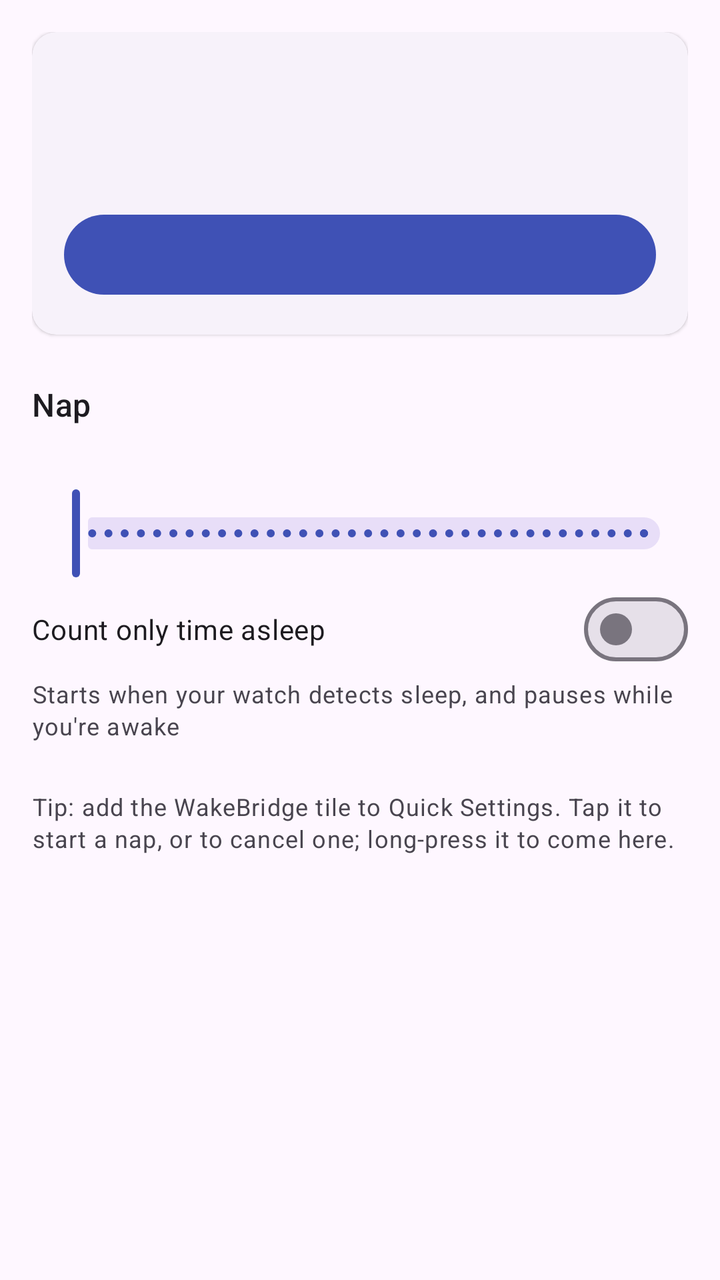
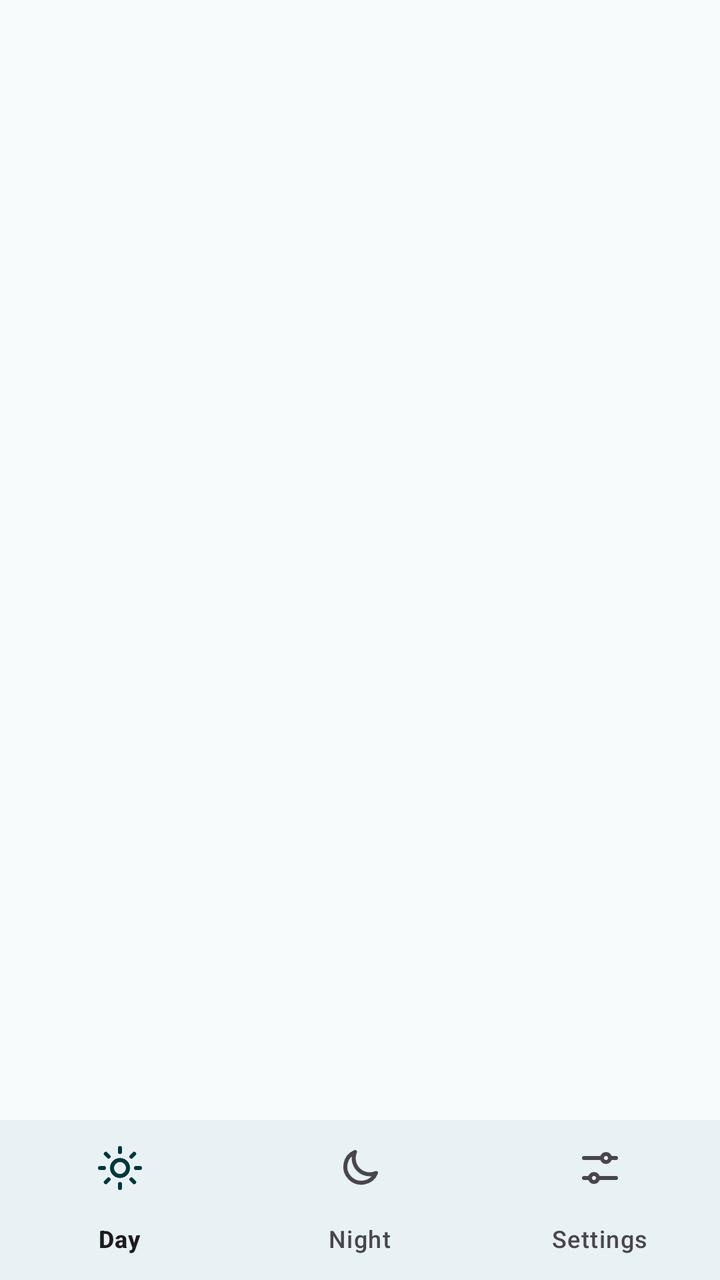

Screens rendered from an Android XML layout before and after an edit, with the pre-edit source and the edit as a unified diff.
<!-- AndroidManifest.xml: application theme Theme.WakeBridge -->
<!-- res/layout/activity_main.xml -->
<?xml version="1.0" encoding="utf-8"?>
<ScrollView xmlns:android="http://schemas.android.com/apk/res/android"
    xmlns:app="http://schemas.android.com/apk/res-auto"
    android:layout_width="match_parent"
    android:layout_height="match_parent">

    <LinearLayout
        android:layout_width="match_parent"
        android:layout_height="wrap_content"
        android:orientation="vertical"
        android:padding="16dp">

        <com.google.android.material.card.MaterialCardView
            android:id="@+id/setup_card"
            style="?attr/materialCardViewFilledStyle"
            android:layout_width="match_parent"
            android:layout_height="wrap_content"
            android:layout_marginBottom="16dp"
            android:visibility="gone">

            <LinearLayout
                android:layout_width="match_parent"
                android:layout_height="wrap_content"
                android:orientation="vertical"
                android:padding="16dp">

                <TextView
                    android:layout_width="wrap_content"
                    android:layout_height="wrap_content"
                    android:text="@string/setup_needed"
                    android:textAppearance="?attr/textAppearanceBodyLarge" />

                <Button
                    android:id="@+id/setup_button"
                    style="?attr/materialButtonOutlinedStyle"
                    android:layout_width="wrap_content"
                    android:layout_height="wrap_content"
                    android:layout_marginTop="8dp"
                    android:text="@string/setup_title" />
            </LinearLayout>
        </com.google.android.material.card.MaterialCardView>

        <com.google.android.material.card.MaterialCardView
            style="?attr/materialCardViewElevatedStyle"
            android:layout_width="match_parent"
            android:layout_height="wrap_content">

            <LinearLayout
                android:layout_width="match_parent"
                android:layout_height="wrap_content"
                android:orientation="vertical"
                android:padding="16dp">

                <TextView
                    android:id="@+id/status"
                    android:layout_width="wrap_content"
                    android:layout_height="wrap_content"
                    android:textAppearance="?attr/textAppearanceHeadlineSmall" />

                <TextView
                    android:id="@+id/status_details"
                    android:layout_width="wrap_content"
                    android:layout_height="wrap_content"
                    android:layout_marginTop="4dp"
                    android:textAppearance="?attr/textAppearanceBodyMedium" />

                <Button
                    android:id="@+id/start_stop"
                    android:layout_width="match_parent"
                    android:layout_height="wrap_content"
                    android:layout_marginTop="16dp" />
            </LinearLayout>
        </com.google.android.material.card.MaterialCardView>

        <TextView
            android:layout_width="wrap_content"
            android:layout_height="wrap_content"
            android:layout_marginTop="24dp"
            android:text="@string/nap_section"
            android:textAppearance="?attr/textAppearanceTitleMedium" />

        <TextView
            android:id="@+id/nap_length"
            android:layout_width="wrap_content"
            android:layout_height="wrap_content"
            android:layout_marginTop="8dp"
            android:textAppearance="?attr/textAppearanceBodyLarge" />

        <com.google.android.material.slider.Slider
            android:id="@+id/nap_slider"
            android:layout_width="match_parent"
            android:layout_height="wrap_content"
            android:contentDescription="@string/nap_length_description"
            android:stepSize="5"
            android:valueFrom="5"
            android:valueTo="180"
            app:labelBehavior="gone" />

        <com.google.android.material.materialswitch.MaterialSwitch
            android:id="@+id/nap_sleep_only"
            android:layout_width="match_parent"
            android:layout_height="wrap_content"
            android:text="@string/sleep_only_title" />

        <TextView
            android:layout_width="wrap_content"
            android:layout_height="wrap_content"
            android:text="@string/sleep_only_summary"
            android:textAppearance="?attr/textAppearanceBodySmall" />

        <TextView
            android:layout_width="wrap_content"
            android:layout_height="wrap_content"
            android:layout_marginTop="24dp"
            android:text="@string/tile_hint"
            android:textAppearance="?attr/textAppearanceBodySmall" />
    </LinearLayout>
</ScrollView>
<!-- resources referenced by this layout -->
<resources>
  <string name="nap_length_description">Nap length in minutes</string>
  <string name="nap_section">Nap</string>
  <string name="setup_needed">WakeBridge needs a few settings in Gadgetbridge before it can work.</string>
  <string name="setup_title">Setup and info</string>
  <string name="sleep_only_summary">Starts when your watch detects sleep, and pauses while you\'re awake</string>
  <string name="sleep_only_title">Count only time asleep</string>
  <string name="tile_hint">Tip: add the WakeBridge tile to Quick Settings. Tap it to start a nap, or to cancel one; long-press it to come here.</string>
  <style name="Theme.WakeBridge" parent="Theme.Material3.DayNight">
          <item name="colorPrimary">@color/primary</item>
          <item name="colorOnPrimary">@color/on_primary</item>
      </style>
  <color name="primary">#3F51B5</color>
  <color name="on_primary">#FFFFFF</color>
</resources>

<!-- the commit's change to res/layout/activity_main.xml (unified diff, before → after) -->
@@ -1,118 +1,22 @@
 <?xml version="1.0" encoding="utf-8"?>
-<ScrollView xmlns:android="http://schemas.android.com/apk/res/android"
-    xmlns:app="http://schemas.android.com/apk/res-auto"
+<LinearLayout xmlns:android="http://schemas.android.com/apk/res/android"
     android:layout_width="match_parent"
-    android:layout_height="match_parent">
+    android:layout_height="match_parent"
+    android:orientation="vertical">
 
-    <LinearLayout
+    <FrameLayout
+        android:id="@+id/content"
+        android:layout_width="match_parent"
+        android:layout_height="0dp"
+        android:layout_weight="1" />
+
+    <com.google.android.material.bottomnavigation.BottomNavigationView
+        android:id="@+id/bottom_nav"
         android:layout_width="match_parent"
         android:layout_height="wrap_content"
-        android:orientation="vertical"
-        android:padding="16dp">
-
-        <com.google.android.material.card.MaterialCardView
-            android:id="@+id/setup_card"
-            style="?attr/materialCardViewFilledStyle"
-            android:layout_width="match_parent"
-            android:layout_height="wrap_content"
-            android:layout_marginBottom="16dp"
-            android:visibility="gone">
-
-            <LinearLayout
-                android:layout_width="match_parent"
-                android:layout_height="wrap_content"
-                android:orientation="vertical"
-                android:padding="16dp">
-
-                <TextView
-                    android:layout_width="wrap_content"
-                    android:layout_height="wrap_content"
-                    android:text="@string/setup_needed"
-                    android:textAppearance="?attr/textAppearanceBodyLarge" />
-
-                <Button
-                    android:id="@+id/setup_button"
-                    style="?attr/materialButtonOutlinedStyle"
-                    android:layout_width="wrap_content"
-                    android:layout_height="wrap_content"
-                    android:layout_marginTop="8dp"
-                    android:text="@string/setup_title" />
-            </LinearLayout>
-        </com.google.android.material.card.MaterialCardView>
-
-        <com.google.android.material.card.MaterialCardView
-            style="?attr/materialCardViewElevatedStyle"
-            android:layout_width="match_parent"
-            android:layout_height="wrap_content">
-
-            <LinearLayout
-                android:layout_width="match_parent"
-                android:layout_height="wrap_content"
-                android:orientation="vertical"
-                android:padding="16dp">
-
-                <TextView
-                    android:id="@+id/status"
-                    android:layout_width="wrap_content"
-                    android:layout_height="wrap_content"
-                    android:textAppearance="?attr/textAppearanceHeadlineSmall" />
-
-                <TextView
-                    android:id="@+id/status_details"
-                    android:layout_width="wrap_content"
-                    android:layout_height="wrap_content"
-                    android:layout_marginTop="4dp"
-                    android:textAppearance="?attr/textAppearanceBodyMedium" />
-
-                <Button
-                    android:id="@+id/start_stop"
-                    android:layout_width="match_parent"
-                    android:layout_height="wrap_content"
-                    android:layout_marginTop="16dp" />
-            </LinearLayout>
-        </com.google.android.material.card.MaterialCardView>
-
-        <TextView
-            android:layout_width="wrap_content"
-            android:layout_height="wrap_content"
-            android:layout_marginTop="24dp"
-            android:text="@string/nap_section"
-            android:textAppearance="?attr/textAppearanceTitleMedium" />
-
-        <TextView
-            android:id="@+id/nap_length"
-            android:layout_width="wrap_content"
-            android:layout_height="wrap_content"
-            android:layout_marginTop="8dp"
-            android:textAppearance="?attr/textAppearanceBodyLarge" />
-
-        <com.google.android.material.slider.Slider
-            android:id="@+id/nap_slider"
-            android:layout_width="match_parent"
-            android:layout_height="wrap_content"
-            android:contentDescription="@string/nap_length_description"
-            android:stepSize="5"
-            android:valueFrom="5"
-            android:valueTo="180"
-            app:labelBehavior="gone" />
-
-        <com.google.android.material.materialswitch.MaterialSwitch
-            android:id="@+id/nap_sleep_only"
-            android:layout_width="match_parent"
-            android:layout_height="wrap_content"
-            android:text="@string/sleep_only_title" />
-
-        <TextView
-            android:layout_width="wrap_content"
-            android:layout_height="wrap_content"
-            android:text="@string/sleep_only_summary"
-            android:textAppearance="?attr/textAppearanceBodySmall" />
-
-        <TextView
-            android:layout_width="wrap_content"
-            android:layout_height="wrap_content"
-            android:layout_marginTop="24dp"
-            android:text="@string/tile_hint"
-            android:textAppearance="?attr/textAppearanceBodySmall" />
-    </LinearLayout>
-</ScrollView>
+        android:background="@color/nav"
+        android:fitsSystemWindows="false"
+        xmlns:app="http://schemas.android.com/apk/res-auto"
+        app:labelVisibilityMode="labeled"
+        app:menu="@menu/bottom_nav" />
+</LinearLayout>
<!-- resource entries referenced after the edit -->
@@ -1,17 +1,20 @@
 <!-- resources referenced by this layout -->
 <resources>
-  <string name="nap_length_description">Nap length in minutes</string>
-  <string name="nap_section">Nap</string>
-  <string name="setup_needed">WakeBridge needs a few settings in Gadgetbridge before it can work.</string>
-  <string name="setup_title">Setup and info</string>
-  <string name="sleep_only_summary">Starts when your watch detects sleep, and pauses while you\'re awake</string>
-  <string name="sleep_only_title">Count only time asleep</string>
-  <string name="tile_hint">Tip: add the WakeBridge tile to Quick Settings. Tap it to start a nap, or to cancel one; long-press it to come here.</string>
-  <style name="Theme.WakeBridge" parent="Theme.Material3.DayNight">
-          <item name="colorPrimary">@color/primary</item>
-          <item name="colorOnPrimary">@color/on_primary</item>
+  <color name="nav">#E8F1F4</color>
+  <style name="Theme.WakeBridge" parent="Theme.WakeBridge.Base" />
+  <style name="Theme.WakeBridge.Base" parent="Theme.Material3.DayNight.NoActionBar">
+          <item name="colorPrimary">@color/accent_deep</item>
+          <item name="colorOnPrimary">#FFFFFF</item>
+          <item name="colorPrimaryContainer">@color/accent_container</item>
+          <item name="colorOnPrimaryContainer">@color/on_accent_pastel</item>
+          <item name="colorSecondaryContainer">@color/accent_container</item>
+          <item name="colorOnSecondaryContainer">@color/on_accent_pastel</item>
+          <item name="android:colorBackground">@color/surface</item>
+          <item name="colorSurface">@color/surface</item>
       </style>
-  <color name="primary">#3F51B5</color>
-  <color name="on_primary">#FFFFFF</color>
+  <color name="accent_deep">#1F7A91</color>
+  <color name="accent_container">#CDEFF8</color>
+  <color name="on_accent_pastel">#00363F</color>
+  <color name="surface">#F8FBFC</color>
 </resources>
 
